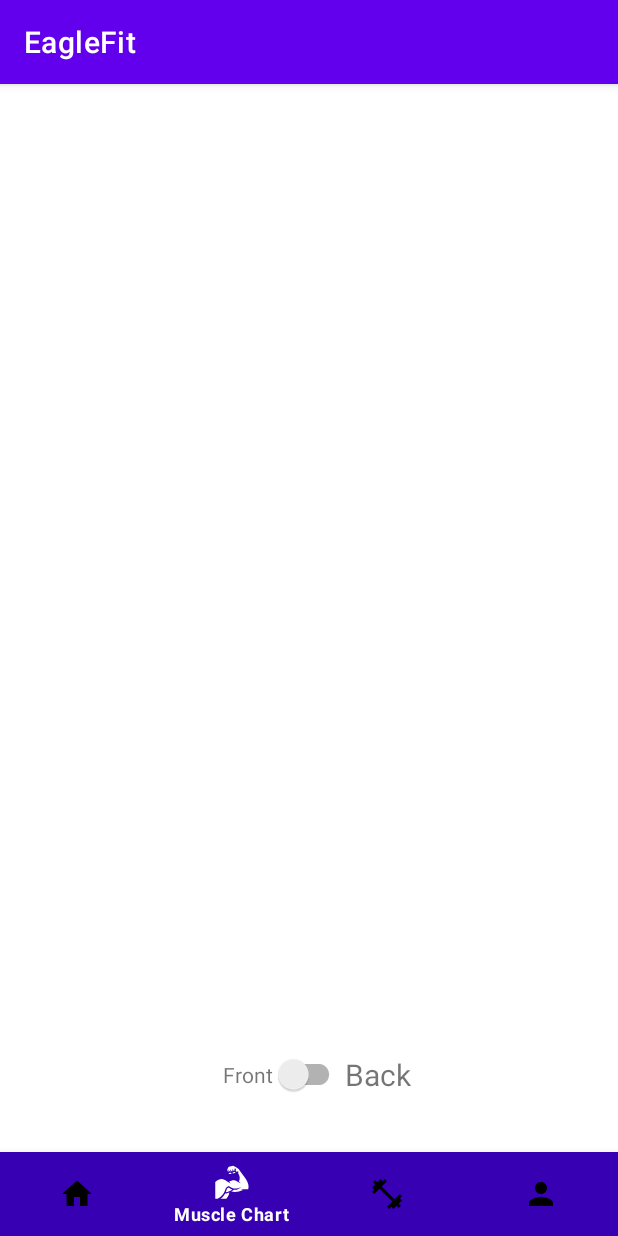
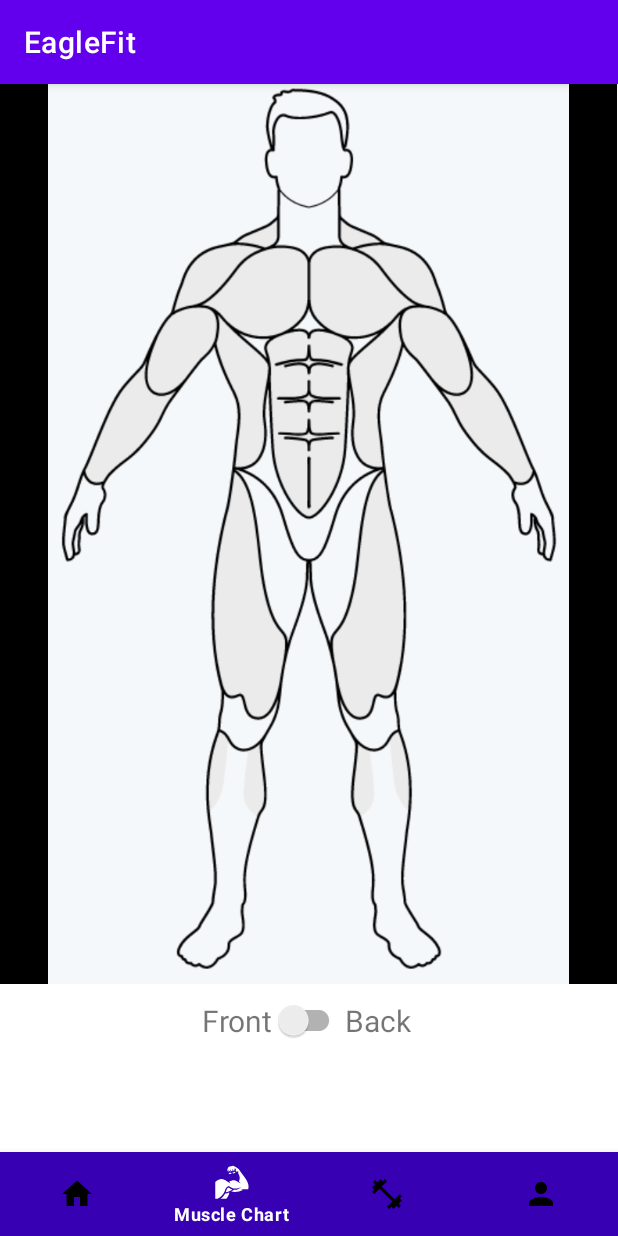
Before and after one commit to Monstroe/EagleFit, an Android app: the screen it shows after launch (MainActivity), item 2 of the bottom bar chosen, on a phone screen of 412 x 824 dp. Run offline under Robolectric (Android 15) with nearby library versions, the phone set to English and light mode, and no system bars.

Commit message:
Fixed centering issue

```diff
--- a/app/src/main/java/com/example/eaglefit/fragments/MuscleChartFragment.java
+++ b/app/src/main/java/com/example/eaglefit/fragments/MuscleChartFragment.java
@@ -4,10 +4,14 @@ import android.os.Bundle;
 
 import androidx.fragment.app.Fragment;
 
+//import android.support.v7.app.AppCompatActivity;
 import android.view.LayoutInflater;
 import android.view.View;
 import android.view.ViewGroup;
+import android.widget.ImageView;
 import android.widget.Switch;
+import androidx.appcompat.widget.SwitchCompat;
+
 
 import com.example.eaglefit.R;
 
@@ -27,8 +31,10 @@ public class MuscleChartFragment extends Fragment {
     private String mParam1;
     private String mParam2;
 
-    // New switch for chart flipper
-    Switch chartFlipper;
+    // Variables for switch, images, buttons, etc.
+    private SwitchCompat chartFlipper;
+    private ImageView frontIm;
+    private ImageView backIm;
 
     public MuscleChartFragment() {
         // Required empty public constructor
@@ -56,16 +62,23 @@ public class MuscleChartFragment extends Fragment {
     public void onCreate(Bundle savedInstanceState) {
         super.onCreate(savedInstanceState);
 
-        chartFlipper = (Switch) chartFlipper.findViewById(R.id.chartFlipper);
         if (getArguments() != null) {
             mParam1 = getArguments().getString(ARG_PARAM1);
             mParam2 = getArguments().getString(ARG_PARAM2);
         }
 
-//        if(chartFlipper.isChecked()){
+        //Switch properties and actions ISSUE IS HERE
+//        chartFlipper = (SwitchCompat) chartFlipper.findViewById(R.id.chartFlipper);
+//        frontIm = (ImageView) frontIm.findViewById(R.id.imageFront);
+//        backIm = (ImageView) backIm.findViewById(R.id.imageBack);
+//        Boolean switchState = chartFlipper.isChecked();
 //
+//        if(switchState){
+//            frontIm.setVisibility(View.VISIBLE);
+//            backIm.setVisibility(View.INVISIBLE);
 //        }else{
-//
+//            frontIm.setVisibility((View.INVISIBLE));
+//            backIm.setVisibility(View.VISIBLE);
 //        }
     }
 
@@ -73,6 +86,7 @@ public class MuscleChartFragment extends Fragment {
     public View onCreateView(LayoutInflater inflater, ViewGroup container,
                              Bundle savedInstanceState) {
         // Inflate the layout for this fragment
+        //Switch properties and actions ISSUE IS HERE
         return inflater.inflate(R.layout.fragment_muscle_chart, container, false);
     }
 
--- a/app/src/main/res/layout/fragment_muscle_chart.xml
+++ b/app/src/main/res/layout/fragment_muscle_chart.xml
@@ -12,25 +12,30 @@
 
         <ImageView
             android:id="@+id/imageFront"
-            android:layout_width="match_parent"
-            android:layout_height="636dp"
-            android:background="@color/white"
+            android:layout_width="411dp"
+            android:layout_height="600dp"
+            android:background="@color/black"
+            android:contentDescription="@string/frImageDesc"
             android:src="@drawable/muscle_front"
-            android:visibility="invisible"
+            android:visibility="visible"
             app:layout_constraintTop_toTopOf="parent"
-            tools:visibility="visible"
-            android:contentDescription="@string/frImageDesc" />
+            app:layout_constraintStart_toStartOf="parent"
+            app:layout_constraintEnd_toEndOf="parent"
+            tools:visibility="visible" />
 
         <ImageView
             android:id="@+id/imageBack"
-            android:layout_width="match_parent"
-            android:layout_height="636dp"
-            android:background="@color/white"
+            android:layout_width="411dp"
+            android:layout_height="600dp"
+            android:background="@color/black"
+            android:contentDescription="@string/bImageDesc"
             android:src="@drawable/muscle_back"
             android:visibility="invisible"
+            app:layout_constraintEnd_toEndOf="parent"
+            app:layout_constraintHorizontal_bias="0.0"
+            app:layout_constraintStart_toStartOf="parent"
             app:layout_constraintTop_toTopOf="parent"
-            tools:visibility="invisible"
-            android:contentDescription="@string/bImageDesc" />
+            tools:visibility="invisible" />
 
         <androidx.appcompat.widget.SwitchCompat
             android:id="@+id/chartFlipper"
@@ -51,12 +56,10 @@
             android:layout_width="wrap_content"
             android:layout_height="wrap_content"
             android:text="@string/switchLabel1"
-            android:visibility="visible"
+            android:textSize="20sp"
             app:layout_constraintBottom_toBottomOf="@+id/chartFlipper"
             app:layout_constraintEnd_toStartOf="@+id/chartFlipper"
-            app:layout_constraintTop_toBottomOf="@+id/imageFront"
-            tools:textSize="20sp"
-            tools:visibility="visible" />
+            app:layout_constraintTop_toBottomOf="@+id/imageFront" />
 
         <TextView
             android:id="@+id/textBack"
```
